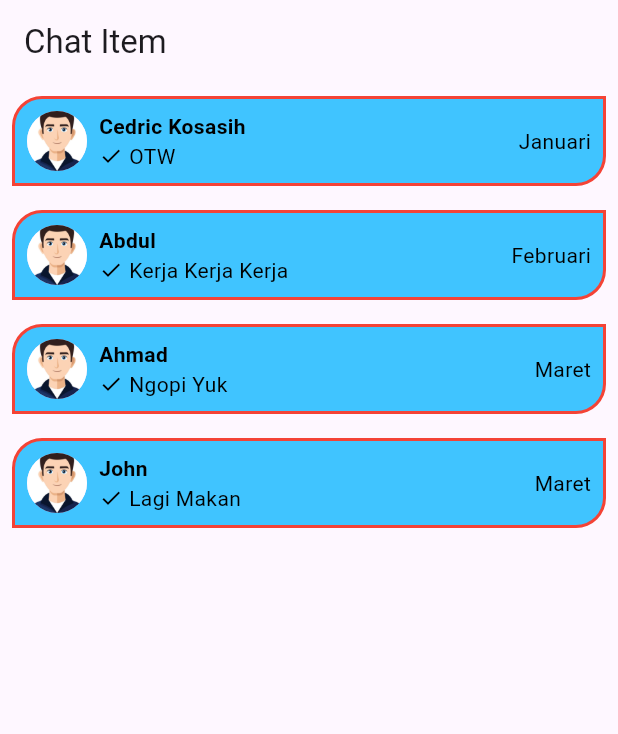
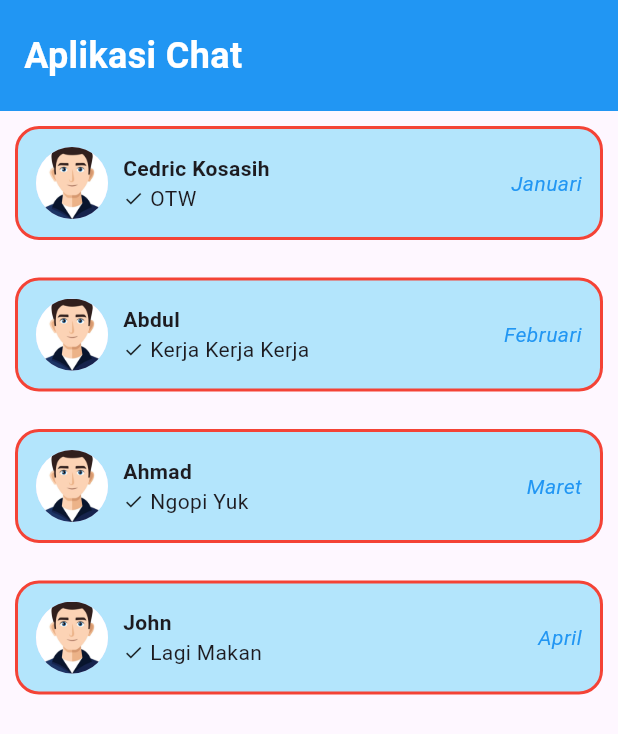
Before and after one commit to CedricK-243303611413/Project-UAS-3-malam-A-PM, a Flutter app: the screen it shows after launch, on a phone screen of 412 x 824 dp. Shown: the top 734 px of the screen. Run offline on Flutter 3.47's test engine with Material 3 defaults, Android fonts, the phone set to English and light mode, and no system bars.

Commit message:
Update Main UI dan ChatItem, tambah gambar Output Main

```diff
--- a/lib/chat_item.dart
+++ b/lib/chat_item.dart
@@ -23,49 +23,41 @@ class ChatItem extends StatelessWidget {
         );
       },
       child: Container(
-        margin: const EdgeInsets.all(8),
-        padding: const EdgeInsets.symmetric(horizontal: 8),
+        margin: const EdgeInsets.all(10),
+        padding: const EdgeInsets.all(12),
         decoration: BoxDecoration(
-          color: Colors.lightBlueAccent,
-          borderRadius: const BorderRadius.only(
-            topLeft: Radius.circular(20),
-            bottomRight: Radius.circular(20),
-          ),
+          color: Colors.lightBlue.shade100,
+          borderRadius: BorderRadius.circular(16),
           border: Border.all(color: Colors.red, width: 2),
         ),
         child: Row(
           children: [
             const CircleAvatar(
+              radius: 24,
               backgroundImage: AssetImage('images/avatar.jpeg'),
             ),
-            Expanded(
-              child: Padding(
-                padding: const EdgeInsets.all(8),
-                child: Column(
+            const SizedBox(width: 10),
+            Column(
               crossAxisAlignment: CrossAxisAlignment.start,
               children: [
-                    Text(
-                      nama,
-                      style: const TextStyle(
-                        fontWeight: FontWeight.bold,
-                        color: Colors.black,
-                      ),
-                    ),
+                Text(nama, style: const TextStyle(fontWeight: FontWeight.bold)),
                 Row(
                   children: [
-                        const Icon(Icons.check, size: 16, color: Colors.black),
+                    const Icon(Icons.check, size: 14),
                     const SizedBox(width: 4),
-                        Text(
-                          status,
-                          style: const TextStyle(color: Colors.black),
-                        ),
+                    Text(status),
                   ],
                 ),
               ],
             ),
+            const Spacer(),
+            Text(
+              bulan,
+              style: const TextStyle(
+                color: Colors.blue,
+                fontStyle: FontStyle.italic,
               ),
             ),
-            Text(bulan, style: const TextStyle(color: Colors.black)),
           ],
         ),
       ),
--- a/lib/main.dart
+++ b/lib/main.dart
@@ -2,33 +2,60 @@ import 'package:flutter/material.dart';
 import 'chat_item.dart';
 
 void main() {
-  runApp(MyPage());
+  runApp(const MyPage());
 }
 
 class MyPage extends StatelessWidget {
-  MyPage({super.key});
+  const MyPage({super.key});
 
-  final List<Map<String, String>> data = [
+  final List<Map<String, String>> data = const [
     {"nama": "Cedric Kosasih", "bulan": "Januari", "status": "OTW"},
     {"nama": "Abdul", "bulan": "Februari", "status": "Kerja Kerja Kerja"},
     {"nama": "Ahmad", "bulan": "Maret", "status": "Ngopi Yuk"},
-    {"nama": "John", "bulan": "Maret", "status": "Lagi Makan"},
+    {"nama": "John", "bulan": "April", "status": "Lagi Makan"},
   ];
 
   @override
   Widget build(BuildContext context) {
     return MaterialApp(
+      debugShowCheckedModeBanner: false,
       home: Scaffold(
-        appBar: AppBar(title: const Text("Chat Item")),
-        body: ListView.builder(
-          itemCount: data.length,
-          itemBuilder: (context, index) {
-            return ChatItem(
-              nama: data[index]['nama']!,
-              bulan: data[index]['bulan']!,
-              status: data[index]['status']!,
-            );
-          },
+        body: Column(
+          children: [
+            Container(
+              width: double.infinity,
+              color: Colors.blue,
+              padding: const EdgeInsets.symmetric(vertical: 20, horizontal: 16),
+              child: const Align(
+                alignment: Alignment.centerLeft,
+                child: Text(
+                  "Aplikasi Chat",
+                  style: TextStyle(
+                    color: Colors.white,
+                    fontSize: 24,
+                    fontWeight: FontWeight.bold,
+                  ),
+                ),
+              ),
+            ),
+            Expanded(
+              child: ListView.separated(
+                itemCount: data.length,
+                separatorBuilder: (context, index) {
+                  return const SizedBox(height: 5);
+                },
+                itemBuilder: (context, index) {
+                  final item = data[index];
+
+                  return ChatItem(
+                    nama: item['nama']!,
+                    bulan: item['bulan']!,
+                    status: item['status']!,
+                  );
+                },
+              ),
+            ),
+          ],
         ),
       ),
     );
```
Also changed, not shown: Output UAS/Output Main.jpeg. Lines whose indentation alone changed are shown as unchanged.
